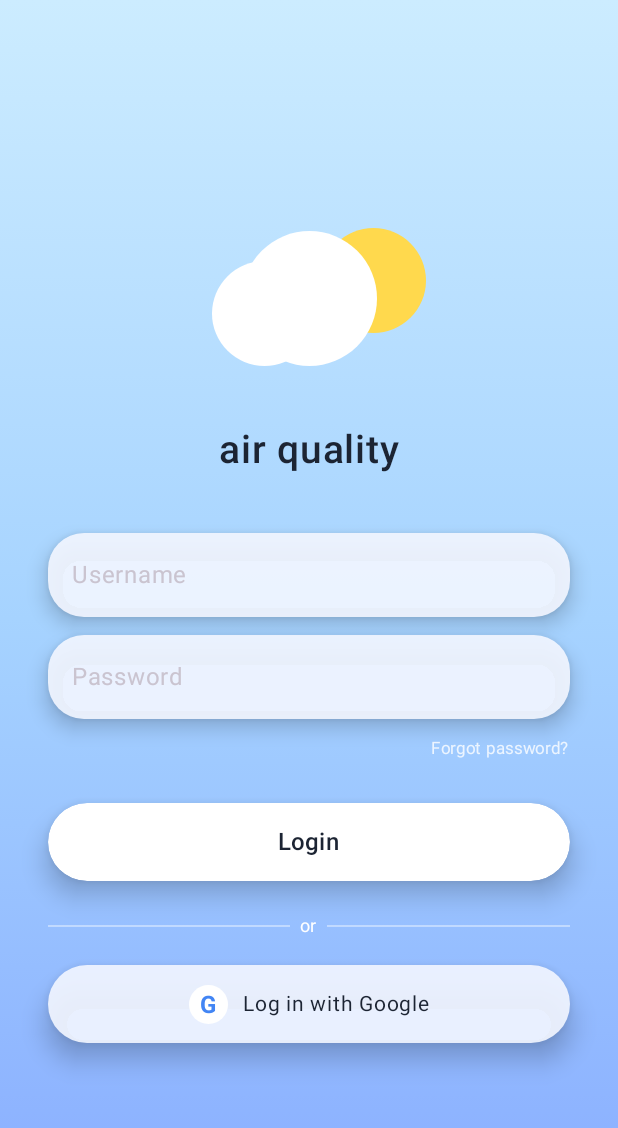
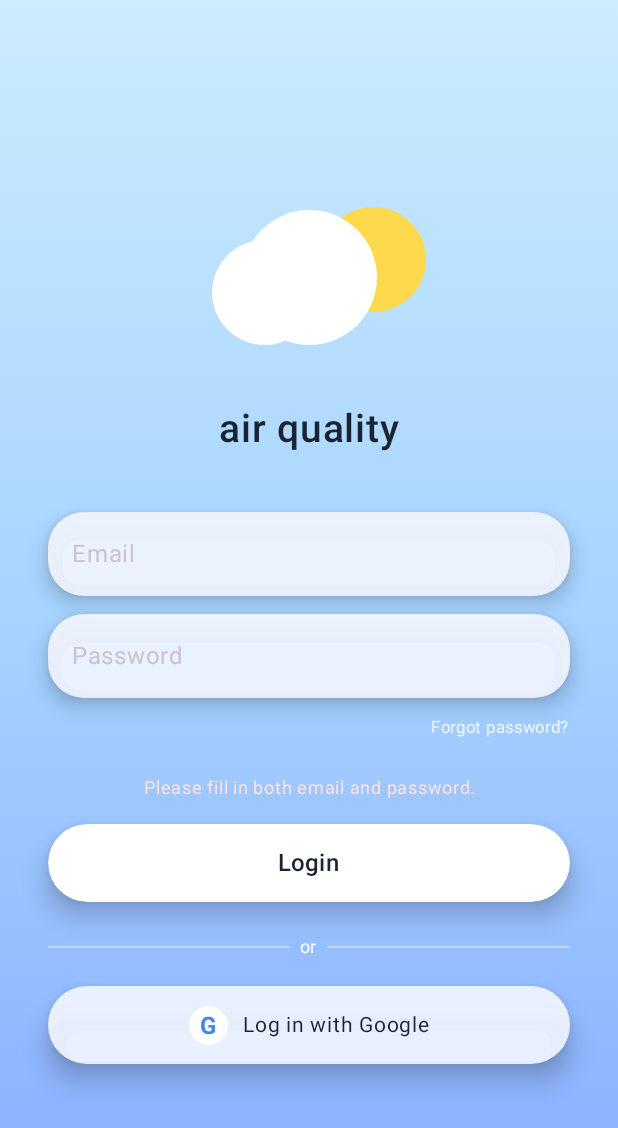
Before and after one commit to 1230679/Air_Quality_Project, an Android app built with Jetpack Compose: the composable LoginScreen shown on its own in the app's theme, after a tap on "Login", on a phone screen of 412 x 824 dp. Shown: the top 1128 px of the screen. Run offline under Robolectric (Android 15) with nearby library versions, the phone set to English and light mode, and no system bars; our stand-ins replace Firebase (no records; nobody signed in at launch, a user with empty details on screens opened directly).

Commit message:
WorkingLogin

```diff
--- a/AndroidApplication/app/build.gradle.kts
+++ b/AndroidApplication/app/build.gradle.kts
@@ -2,6 +2,7 @@ plugins {
     alias(libs.plugins.android.application)
     alias(libs.plugins.kotlin.android)
     alias(libs.plugins.kotlin.compose)
+    id("com.google.gms.google-services")
 }
 
 android {
@@ -62,4 +63,7 @@ dependencies {
     implementation("io.ktor:ktor-client-cio:2.3.12")
     implementation("io.ktor:ktor-client-content-negotiation:2.3.12")
     implementation("io.ktor:ktor-serialization-kotlinx-json:2.3.12")
+
+    implementation(platform(libs.google.firebase.bom))
+    implementation(libs.google.firebase.auth)
 }
--- a/AndroidApplication/app/src/main/java/com/example/livelifebreatheair/ui/screens/LoginScreen.kt
+++ b/AndroidApplication/app/src/main/java/com/example/livelifebreatheair/ui/screens/LoginScreen.kt
@@ -30,12 +30,23 @@ import androidx.compose.ui.unit.dp
 import androidx.compose.ui.unit.sp
 import com.example.livelifebreatheair.ui.theme.LiveLifeBreatheAirTheme
 
+// Firebase imports
+import com.google.firebase.auth.ktx.auth
+import com.google.firebase.ktx.Firebase
+
 @Composable
 fun LoginScreen(
     onLogin: () -> Unit
 ) {
+    // Gebruik dit veld als e-mail voor Firebase
     var username by remember { mutableStateOf("") }
     var password by remember { mutableStateOf("") }
+
+    // Extra state voor auth
+    var isLoading by remember { mutableStateOf(false) }
+    var errorMessage by remember { mutableStateOf<String?>(null) }
+
+    val auth = Firebase.auth
 
     Box(
         modifier = Modifier
@@ -74,8 +85,12 @@ fun LoginScreen(
 
             OutlinedTextField(
                 value = username,
-                onValueChange = { username = it },
-                placeholder = { Text("Username") },
+                onValueChange = {
+                    username = it
+                    errorMessage = null
+                },
+                // Dit is in feite het e-mail veld
+                placeholder = { Text("Email") },
                 modifier = Modifier
                     .fillMaxWidth()
                     .shadow(8.dp, RoundedCornerShape(24.dp), clip = false)
@@ -96,7 +111,10 @@ fun LoginScreen(
 
             OutlinedTextField(
                 value = password,
-                onValueChange = { password = it },
+                onValueChange = {
+                    password = it
+                    errorMessage = null
+                },
                 placeholder = { Text("Password") },
                 visualTransformation = PasswordVisualTransformation(),
                 modifier = Modifier
@@ -128,22 +146,60 @@ fun LoginScreen(
                 )
             }
 
-            Spacer(Modifier.height(24.dp))
+            Spacer(Modifier.height(16.dp))
+
+            // Foutmelding onder de velden
+            if (errorMessage != null) {
+                Text(
+                    text = errorMessage!!,
+                    color = Color(0xFFFFE0E0),
+                    fontSize = 12.sp,
+                    textAlign = TextAlign.Center,
+                    modifier = Modifier
+                        .fillMaxWidth()
+                        .padding(bottom = 4.dp)
+                )
+            }
+
+            Spacer(Modifier.height(8.dp))
 
             Button(
-                onClick = onLogin,
+                onClick = {
+                    // Eenvoudige validatie
+                    if (username.isBlank() || password.isBlank()) {
+                        errorMessage = "Please fill in both email and password."
+                        return@Button
+                    }
+
+                    isLoading = true
+                    errorMessage = null
+
+                    // Firebase email/password login
+                    auth.signInWithEmailAndPassword(username, password)
+                        .addOnCompleteListener { task ->
+                            isLoading = false
+                            if (task.isSuccessful) {
+                                // Succes → navigeer verder
+                                onLogin()
+                            } else {
+                                errorMessage = task.exception?.message
+                                    ?: "Login failed. Please check your credentials."
+                            }
+                        }
+                },
                 modifier = Modifier
                     .fillMaxWidth()
                     .height(52.dp)
                     .shadow(10.dp, RoundedCornerShape(26.dp), clip = false)
                     .clip(RoundedCornerShape(26.dp)),
+                enabled = !isLoading,
                 colors = ButtonDefaults.buttonColors(
                     containerColor = Color.White,
                     contentColor = Color(0xFF1C2433)
                 )
             ) {
                 Text(
-                    text = "Login",
+                    text = if (isLoading) "Logging in..." else "Login",
                     fontSize = 16.sp,
                     fontWeight = FontWeight.Medium
                 )
@@ -172,8 +228,12 @@ fun LoginScreen(
 
             Spacer(Modifier.height(14.dp))
 
+            // Google knop nog als UI (Google Sign-In implementatie is meer werk)
             Surface(
-                onClick = onLogin,
+                onClick = {
+                    // TODO: Google Sign-In koppelen als je wilt
+                    // Voor nu gewoon dezelfde onLogin aanroepen na een succesvolle Google login.
+                },
                 modifier = Modifier
                     .fillMaxWidth()
                     .height(52.dp)
--- a/AndroidApplication/build.gradle.kts
+++ b/AndroidApplication/build.gradle.kts
@@ -5,4 +5,5 @@ plugins {
     alias(libs.plugins.kotlin.compose) apply false
     kotlin("jvm") version "2.2.21"
     kotlin("plugin.serialization") version "2.2.21"
+    id("com.google.gms.google-services") version "4.4.2" apply false
 }
--- a/AndroidApplication/gradle/libs.versions.toml
+++ b/AndroidApplication/gradle/libs.versions.toml
@@ -8,6 +8,7 @@ espressoCore = "3.7.0"
 lifecycleRuntimeKtx = "2.9.3"
 activityCompose = "1.10.1"
 composeBom = "2024.09.00"
+firebase-bom = "33.1.2"      # ✅ TOEGEVOEGD
 
 [libraries]
 androidx-core-ktx = { group = "androidx.core", name = "core-ktx", version.ref = "coreKtx" }
@@ -26,6 +27,10 @@ androidx-ui-test-manifest = { group = "androidx.compose.ui", name = "ui-test-man
 androidx-ui-test-junit4 = { group = "androidx.compose.ui", name = "ui-test-junit4" }
 androidx-material3 = { group = "androidx.compose.material3", name = "material3" }
 
+# ✅ DEZE TWEE TOEGEVOEGD:
+google-firebase-bom = { module = "com.google.firebase:firebase-bom", version.ref = "firebase-bom" }
+google-firebase-auth = { module = "com.google.firebase:firebase-auth" }
+
 [plugins]
 android-application = { id = "com.android.application", version.ref = "agp" }
 kotlin-android = { id = "org.jetbrains.kotlin.android", version.ref = "kotlin" }
```
Also changed, not shown: 1 other file.
